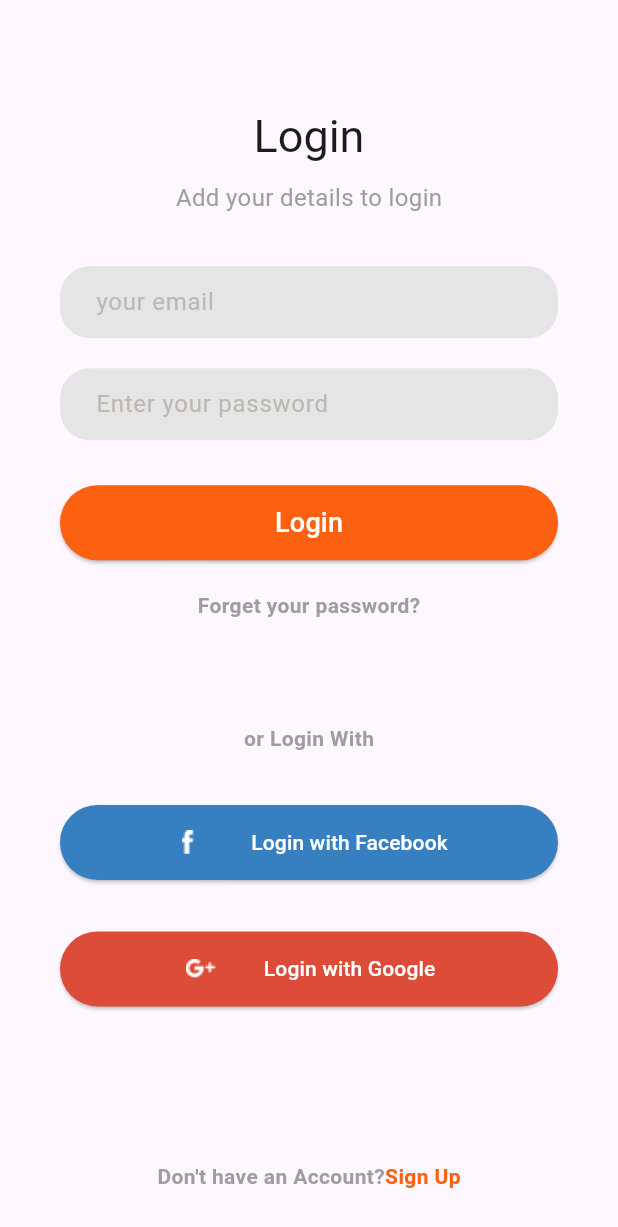
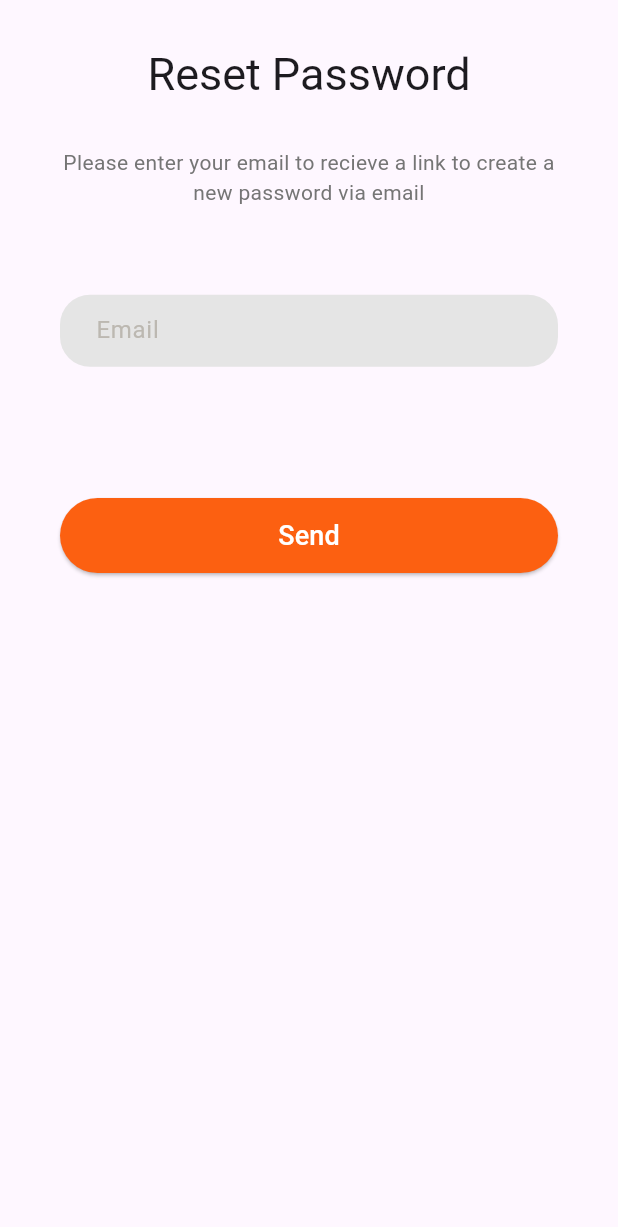
Before and after one commit to klilmhdi/monkey_meal_project, a Flutter app: the screen it shows after launch, after a tap on "Login", after a tap on "Forget your password?", on a phone screen of 412 x 824 dp. Shown: the top 1227 px of the screen. Run offline on Flutter 3.47's test engine with Material 3 defaults, Android fonts, the phone set to English and light mode, and no system bars; Roboto replaces fonts that are missing (assets/fonts/Metropolis-ExtraBold.ttf, assets/fonts/Metropolis-Medium.ttf).

Commit message:
add rest password screen

```diff
--- a/lib/routes.dart
+++ b/lib/routes.dart
@@ -1,4 +1,9 @@
 import 'package:flutter/widgets.dart';
+import 'package:monkey_meal_project/src/screens/forgot_password/forgot_password.dart';
+import 'package:monkey_meal_project/src/screens/forgot_password/new_password_screen.dart';
+import 'package:monkey_meal_project/src/screens/forgot_password/send_otp_screen.dart';
+import 'package:monkey_meal_project/src/screens/home/home_screen.dart';
+import 'package:monkey_meal_project/src/screens/intro_screen/first_intro_screen.dart';
 import 'package:monkey_meal_project/src/screens/sign_in/log_in_screen.dart';
 import 'package:monkey_meal_project/src/screens/sign_up/sign_up_screen.dart';
 import 'package:monkey_meal_project/src/screens/splash/landing_screen.dart';
@@ -11,7 +16,11 @@ final Map<String, WidgetBuilder> routes = {
   LandingScreen.routeName: (context) => const LandingScreen(),
   LoginScreen.routeName: (context) => const LoginScreen(),
   SignUpScreen.routeName: (context) => const SignUpScreen(),
-  //ForgetPwScreen.routeName: (context) =>  ForgetPwScreen(),
+  ForgetPwScreen.routeName: (context) =>  ForgetPwScreen(),
+  NewPwScreen.routeName: (context) =>  NewPwScreen(),
+  SendOTPScreen.routeName: (context) =>  SendOTPScreen(),
+  FirstIntroScreen.routeName: (context) =>  FirstIntroScreen(),
+  HomeScreen.routeName: (context) =>  HomeScreen(),
 
 
 
--- a/lib/src/screens/forgot_password/forgot_password.dart
+++ b/lib/src/screens/forgot_password/forgot_password.dart
@@ -1,4 +1,86 @@
-class ForgetPwScreen{
+import 'package:flutter/material.dart';
+import 'package:monkey_meal_project/src/screens/forgot_password/send_otp_screen.dart';
+import '../../constantes/const.dart';
+import '../../helper/colors.dart';
+import '../../helper/helper.dart';
+
+class ForgetPwScreen extends StatelessWidget {
   static String routeName="/forget_pwd";
-  //const ForgetPwScreen({super.key});
+
+  const ForgetPwScreen({super.key});
+
+  @override
+  Widget build(BuildContext context) {
+    final emailController = TextEditingController();
+    return Scaffold(
+      body: SizedBox(
+        width: Helper.getScreenWidth(context),
+        height: Helper.getScreenWidth(context),
+        child: SafeArea(
+          child: Container(
+            padding: const EdgeInsets.symmetric(
+              horizontal: 40,
+              vertical: 30,
+            ),
+            child: Column(
+              children: [
+                Text(
+                  "Reset Password",
+                  style: Theme.of(context).textTheme.headlineMedium?.copyWith(
+                    fontFamily: 'assets/fonts/Metropolis-ExtraBold.ttf',
+                    fontSize: 30,
+                  ),
+                ),
+                Spacer(),
+                Text(
+                  "Please enter your email to recieve a link to create a new password via email",
+                  textAlign: TextAlign.center,
+                  style: TextStyle(color: Colors.grey.shade600, fontFamily: 'assets/fonts/Metropolis-Medium.ttf'),
+                ),
+                Spacer(flex: 2),
+                TextFormField(
+                  controller: emailController,
+                  keyboardType: TextInputType.emailAddress,
+                  validator: (value) {
+                    if (value == null || value.isEmpty) {
+                      return kEmailNullError; // Return the actual error message
+                    } else if (!emailValidatorRegExp.hasMatch(value)) {
+                      return kInvalidEmailError; // Return the actual error message
+                    }
+                    return null; // Return null if valid
+                  },
+                  decoration: const InputDecoration(
+                    hintText: "Email",
+                    suffixStyle: (TextStyle(color: AppColor.orange)),
+                    fillColor: Color(0xFFe5e5e5),
+                    filled: true,
+                    hintStyle: TextStyle(color: Color(0xFFbcb8b1)),
+                    contentPadding: EdgeInsets.symmetric(horizontal: 20.0),
+                    border: OutlineInputBorder(
+                      borderRadius: BorderRadius.all(Radius.circular(20.0)),
+                      borderSide: BorderSide.none,
+                    ),
+
+                  ),
+                ),
+                Spacer(flex: 3,),
+                SizedBox(
+                  width: double.infinity,
+                  height: 50,
+                  child: ElevatedButton(
+                    onPressed: () {
+                      Navigator.of(context)
+                          .pushReplacementNamed(SendOTPScreen.routeName);
+                    },
+                    style: ButtonStyle( backgroundColor:WidgetStateProperty.all(AppColor.orange)),
+                    child: Text("Send",style: TextStyle(color: Colors.white, fontSize: 18)),
+                  ),
+                )
+              ],
+            ),
+          ),
+        ),
+      ),
+    );
+  }
 }
--- a/lib/src/screens/sign_in/component/SignForm.dart
+++ b/lib/src/screens/sign_in/component/SignForm.dart
@@ -95,7 +95,7 @@ class _SignFormState extends State<SignForm> {
                   }
                 },
                 style: ButtonStyle( backgroundColor:WidgetStateProperty.all(AppColor.orange)),
-                child: const Text("Login", style: TextStyle(color: Colors.white, fontSize: 18))
+                child: const Text("Login", style: TextStyle(color: Colors.white, fontSize: 18, fontFamily: 'assets/fonts/Metropolis-SemiBold.ttf'))
             ),
           ),
           const SizedBox(height: 20),
--- a/lib/src/screens/sign_in/log_in_screen.dart
+++ b/lib/src/screens/sign_in/log_in_screen.dart
@@ -30,7 +30,9 @@ class LoginScreen extends StatelessWidget {
                   "Login",
                   style: Theme.of(context).textTheme.headlineMedium?.copyWith(
                     fontWeight: FontWeight.normal,
+                    fontFamily: 'assets/fonts/Metropolis-ExtraBold.ttf',
                     fontSize: 30,
+                    color: Color(0xFF4A4B4D),
                   ),
                 ),
                 const SizedBox(height: 10),
@@ -38,6 +40,7 @@ class LoginScreen extends StatelessWidget {
                   'Add your details to login',
                   style: TextStyle(
                     fontSize: 16,
+                    fontFamily: 'assets/fonts/Metropolis-Medium.ttf',
                     color: Colors.grey,
                   ),
                 ),
@@ -49,7 +52,8 @@ class LoginScreen extends StatelessWidget {
                 const Spacer(
                   flex: 2,
                 ),
-                const Text("or Login With", style: TextStyle(color: Colors.grey, fontWeight: FontWeight.bold)),
+                const Text("or Login With", style: TextStyle(color: Colors.grey,
+                    fontWeight: FontWeight.bold, fontFamily: 'assets/fonts/Metropolis-Medium.ttf')),
                 const Spacer(),
 
                 SizedBox(
@@ -79,7 +83,7 @@ class LoginScreen extends StatelessWidget {
                         ),
                         const Text(
                           "Login with Facebook",
-                          style: TextStyle(color: Colors.white),
+                          style: TextStyle(color: Colors.white, fontFamily: 'assets/fonts/Metropolis-Medium.ttf'),
                         )
                       ],
                     ),
@@ -114,7 +118,7 @@ class LoginScreen extends StatelessWidget {
                         ),
                         const Text(
                           "Login with Google",
-                          style: TextStyle(color: Colors.white),
+                          style: TextStyle(color: Colors.white, fontFamily: 'assets/fonts/Metropolis-Medium.ttf'),
                         )
                       ],
                     ),
```
Also changed, not shown: lib/src/screens/forgot_password/new_password_screen.dart (added, +129 -0 lines), lib/src/screens/forgot_password/send_otp_screen.dart (added, +121 -0 lines), lib/src/screens/home/home_screen.dart (added, +17 -0 lines), lib/src/screens/intro_screen/first_intro_screen.dart (added, +161 -0 lines), assets/images/first.png (added), assets/images/fourth.png (added), assets/images/sec.png (added), assets/images/third.png (added).
